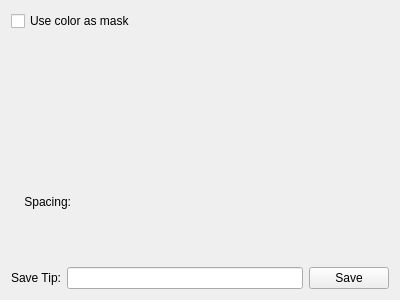
This is krita/plugins/paintops/libpaintop/forms/wdgclipboardbrush.ui in KDE/krita as Qt 5 draws it before an edit. The edited form follows.
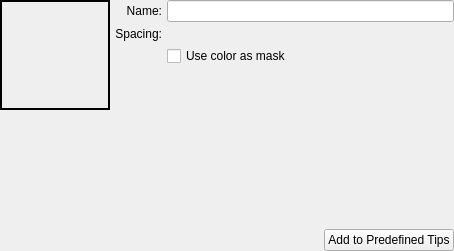
This is the edited form. Custom widgets are drawn as their Qt base class.

```diff
--- a/krita/plugins/paintops/libpaintop/forms/wdgclipboardbrush.ui
+++ b/krita/plugins/paintops/libpaintop/forms/wdgclipboardbrush.ui
@@ -6,37 +6,28 @@
    <rect>
     <x>0</x>
     <y>0</y>
-    <width>400</width>
-    <height>300</height>
+    <width>454</width>
+    <height>251</height>
    </rect>
   </property>
-  <layout class="QVBoxLayout" name="verticalLayout">
-   <item>
     <layout class="QHBoxLayout" name="horizontalLayout_2">
-     <item>
-      <widget class="QCheckBox" name="colorAsmask">
-       <property name="text">
-        <string>Use color as mask</string>
-       </property>
-      </widget>
-     </item>
-    </layout>
-   </item>
-   <item>
-    <layout class="QHBoxLayout" name="horizontalLayout">
-     <item>
-      <spacer name="horizontalSpacer_2">
-       <property name="orientation">
-        <enum>Qt::Horizontal</enum>
-       </property>
-       <property name="sizeHint" stdset="0">
-        <size>
-         <width>40</width>
-         <height>20</height>
-        </size>
-       </property>
-      </spacer>
-     </item>
+   <property name="spacing">
+    <number>5</number>
+   </property>
+   <property name="leftMargin">
+    <number>0</number>
+   </property>
+   <property name="topMargin">
+    <number>0</number>
+   </property>
+   <property name="rightMargin">
+    <number>0</number>
+   </property>
+   <property name="bottomMargin">
+    <number>0</number>
+   </property>
+   <item>
+    <layout class="QVBoxLayout" name="verticalLayout">
      <item>
       <widget class="QLabel" name="preview">
        <property name="sizePolicy">
@@ -47,24 +38,36 @@
        </property>
        <property name="minimumSize">
         <size>
-         <width>100</width>
-         <height>100</height>
+         <width>110</width>
+         <height>110</height>
         </size>
        </property>
+       <property name="frameShape">
+        <enum>QFrame::Box</enum>
+       </property>
+       <property name="frameShadow">
+        <enum>QFrame::Plain</enum>
+       </property>
+       <property name="lineWidth">
+        <number>2</number>
+       </property>
+       <property name="midLineWidth">
+        <number>0</number>
+       </property>
        <property name="text">
         <string/>
        </property>
       </widget>
      </item>
      <item>
-      <spacer name="horizontalSpacer">
+      <spacer name="verticalSpacer">
        <property name="orientation">
-        <enum>Qt::Horizontal</enum>
+        <enum>Qt::Vertical</enum>
        </property>
        <property name="sizeHint" stdset="0">
         <size>
-         <width>40</width>
-         <height>20</height>
+         <width>20</width>
+         <height>40</height>
         </size>
        </property>
       </spacer>
@@ -72,8 +75,16 @@
     </layout>
    </item>
    <item>
-    <layout class="QHBoxLayout" name="horizontalLayout_4">
+    <layout class="QVBoxLayout" name="verticalLayout_2">
      <item>
+      <layout class="QGridLayout" name="gridLayout">
+       <item row="0" column="1">
+        <widget class="QLineEdit" name="nameEdit"/>
+       </item>
+       <item row="1" column="1">
+        <widget class="KisSpacingSelectionWidget" name="spacingWidget" native="true"/>
+       </item>
+       <item row="1" column="0">
       <widget class="QLabel" name="spacingLbl">
        <property name="maximumSize">
         <size>
@@ -89,38 +100,73 @@
        </property>
       </widget>
      </item>
-     <item>
-      <widget class="KisSpacingSelectionWidget" name="spacingWidget" native="true"/>
-     </item>
-    </layout>
-   </item>
-   <item>
-    <layout class="QHBoxLayout" name="horizontalLayout_3">
-     <item>
+       <item row="0" column="0">
       <widget class="QLabel" name="label">
        <property name="text">
-        <string>Save Tip:</string>
+          <string>Name:</string>
        </property>
        <property name="alignment">
         <set>Qt::AlignRight|Qt::AlignTrailing|Qt::AlignVCenter</set>
        </property>
       </widget>
      </item>
+       <item row="2" column="1">
+        <widget class="QCheckBox" name="colorAsmask">
+         <property name="text">
+          <string>Use color as mask</string>
+         </property>
+        </widget>
+       </item>
+      </layout>
+     </item>
      <item>
-      <widget class="QLineEdit" name="nameEdit"/>
+      <spacer name="verticalSpacer_2">
+       <property name="orientation">
+        <enum>Qt::Vertical</enum>
+       </property>
+       <property name="sizeHint" stdset="0">
+        <size>
+         <width>20</width>
+         <height>40</height>
+        </size>
+       </property>
+      </spacer>
+     </item>
+     <item>
+      <layout class="QHBoxLayout" name="horizontalLayout">
+       <item>
+        <spacer name="horizontalSpacer">
+         <property name="orientation">
+          <enum>Qt::Horizontal</enum>
+         </property>
+         <property name="sizeHint" stdset="0">
+          <size>
+           <width>40</width>
+           <height>20</height>
+          </size>
+         </property>
+        </spacer>
      </item>
      <item>
       <widget class="QPushButton" name="saveBrush">
+         <property name="sizePolicy">
+          <sizepolicy hsizetype="Fixed" vsizetype="Fixed">
+           <horstretch>0</horstretch>
+           <verstretch>0</verstretch>
+          </sizepolicy>
+         </property>
        <property name="maximumSize">
         <size>
-         <width>80</width>
+           <width>16777215</width>
          <height>16777215</height>
         </size>
        </property>
        <property name="text">
-        <string>Save</string>
-       </property>
-      </widget>
+          <string>Add to Predefined Tips</string>
+         </property>
+        </widget>
+       </item>
+      </layout>
      </item>
     </layout>
    </item>
```
Lines whose indentation alone changed are shown as unchanged.
